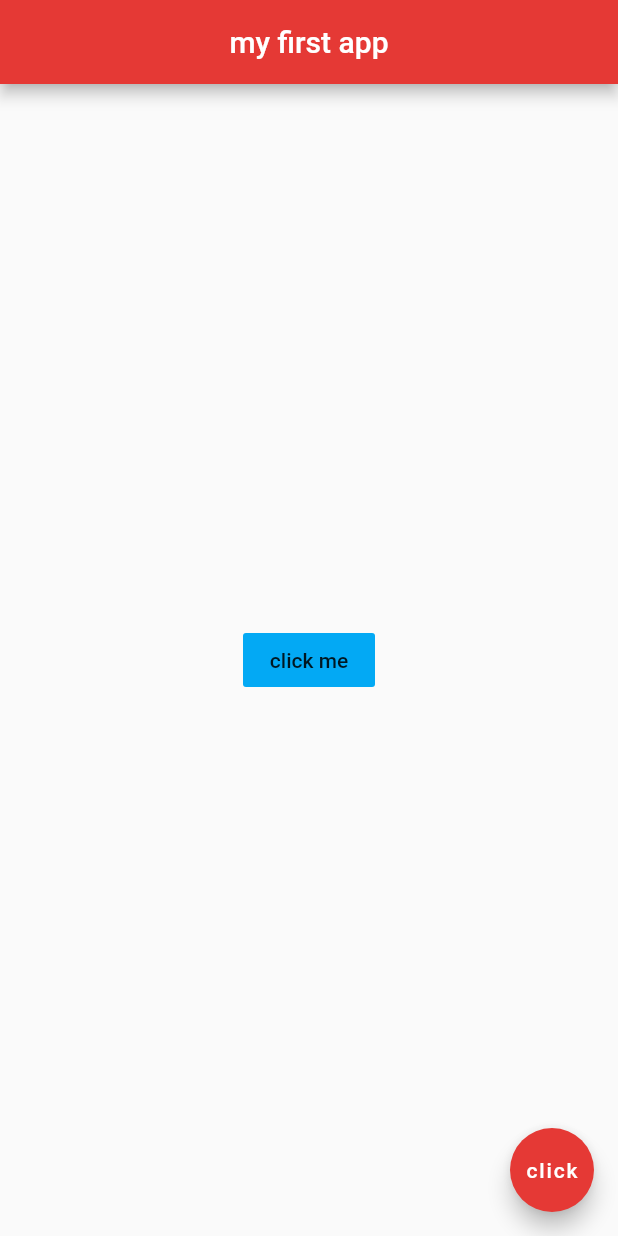
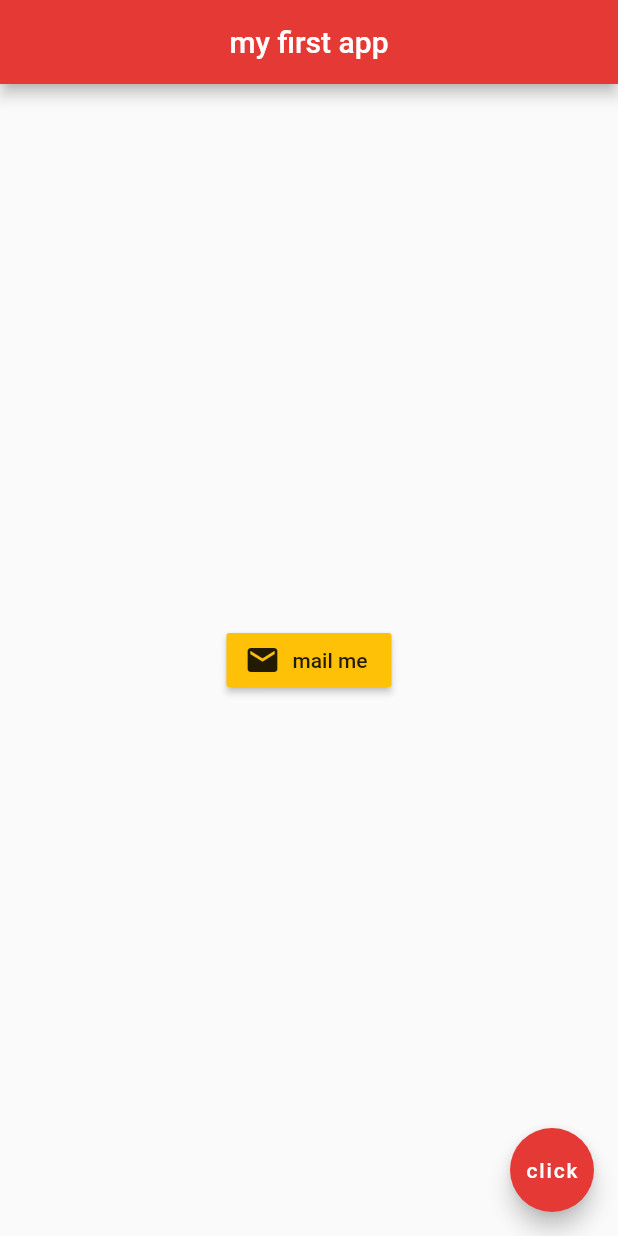
Before and after one commit to mdaniyal9/flutter, a Flutter app: the screen it shows after launch, on a phone screen of 412 x 824 dp. Run offline on Flutter 3.47's test engine with Material 2 defaults, Android fonts, the phone set to English and light mode, and no system bars.

Commit message:
raised button with icon added

```diff
--- a/lib/main.dart
+++ b/lib/main.dart
@@ -16,12 +16,13 @@ class Home extends StatelessWidget {
         backgroundColor: Colors.red[600],
       ),
       body: Center(
-        child: FlatButton(
-          onPressed: () {
-            print('you clicked me');
-          },
-          child: Text('click me'),
-          color: Colors.lightBlue,
+        child: RaisedButton.icon(
+          onPressed: () {},
+          icon: Icon(
+            Icons.mail
+          ),
+          label: Text('mail me'),
+          color: Colors.amber,
         ),
       ),
       floatingActionButton: FloatingActionButton(
```
